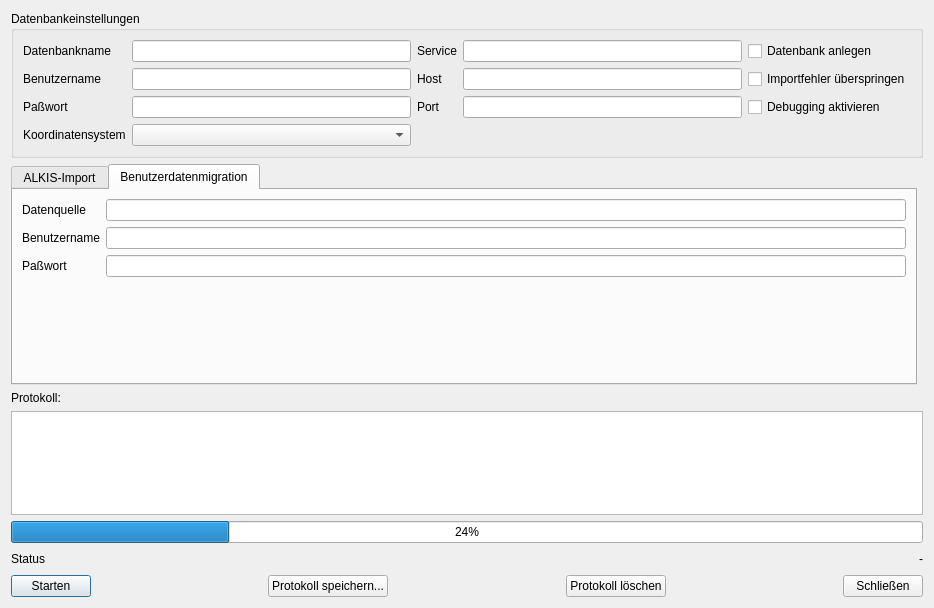
First picture: the form in alkisImportDlg.ui, repository norBIT/alkisimport, before the edit.
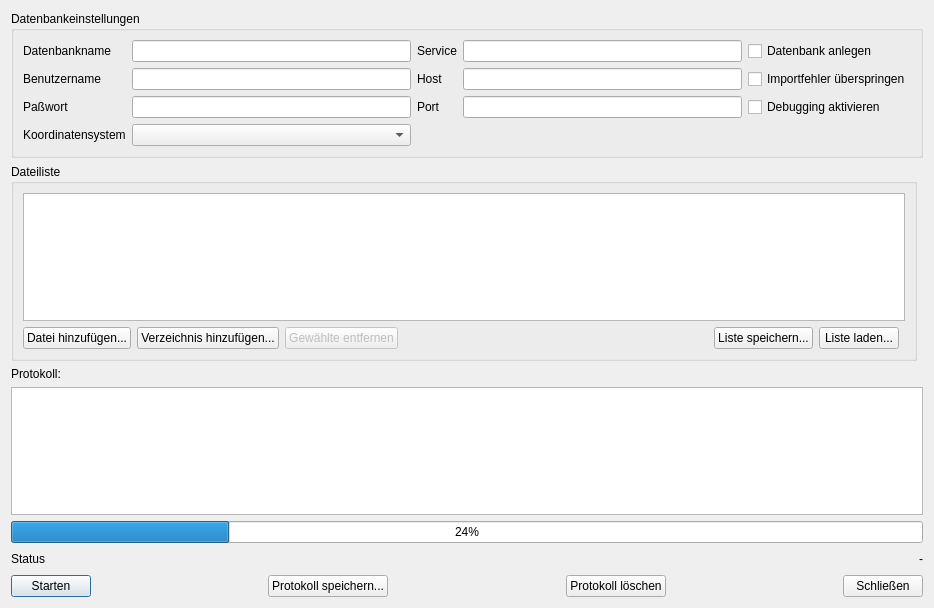
Second picture: the form after the edit. The open tabs and pages were chosen to show the change.

```diff
--- a/alkisImportDlg.ui
+++ b/alkisImportDlg.ui
@@ -14,14 +14,14 @@
    <string>ALKIS-Import</string>
   </property>
   <layout class="QGridLayout" name="gridLayout">
-   <item row="11" column="0">
+   <item row="10" column="0">
     <widget class="QLabel" name="label_4">
      <property name="text">
       <string>Protokoll:</string>
      </property>
     </widget>
    </item>
-   <item row="12" column="0" colspan="2">
+   <item row="11" column="0" colspan="2">
     <widget class="QListWidget" name="lwProtocol"/>
    </item>
    <item row="13" column="0" colspan="2">
@@ -280,16 +280,6 @@
     </widget>
    </item>
    <item row="1" column="0">
-    <widget class="QTabWidget" name="tabWidget">
-     <property name="currentIndex">
-      <number>0</number>
-     </property>
-     <widget class="QWidget" name="tab_3">
-      <attribute name="title">
-       <string>ALKIS-Import</string>
-      </attribute>
-      <layout class="QVBoxLayout" name="verticalLayout">
-       <item>
         <widget class="QGroupBox" name="groupBox_2">
          <property name="title">
           <string>Dateiliste</string>
@@ -362,77 +352,6 @@
        </item>
       </layout>
      </widget>
-     <widget class="QWidget" name="tab_4">
-      <attribute name="title">
-       <string>Benutzerdatenmigration</string>
-      </attribute>
-      <layout class="QGridLayout" name="gridLayout_5">
-       <item row="1" column="1">
-        <widget class="QLineEdit" name="albUID">
-         <property name="text">
-          <string/>
-         </property>
-        </widget>
-       </item>
-       <item row="0" column="0">
-        <widget class="QLabel" name="label_15">
-         <property name="text">
-          <string>Datenquelle</string>
-         </property>
-         <property name="buddy">
-          <cstring>albDSN</cstring>
-         </property>
-        </widget>
-       </item>
-       <item row="0" column="1">
-        <widget class="QLineEdit" name="albDSN"/>
-       </item>
-       <item row="1" column="0">
-        <widget class="QLabel" name="label_14">
-         <property name="text">
-          <string>Benutzername</string>
-         </property>
-         <property name="buddy">
-          <cstring>leUID</cstring>
-         </property>
-        </widget>
-       </item>
-       <item row="2" column="0">
-        <widget class="QLabel" name="label_16">
-         <property name="text">
-          <string>Paßwort</string>
-         </property>
-        </widget>
-       </item>
-       <item row="2" column="1">
-        <widget class="QLineEdit" name="albPWD">
-         <property name="text">
-          <string/>
-         </property>
-         <property name="echoMode">
-          <enum>QLineEdit::Password</enum>
-         </property>
-        </widget>
-       </item>
-       <item row="3" column="1">
-        <spacer name="verticalSpacer">
-         <property name="orientation">
-          <enum>Qt::Vertical</enum>
-         </property>
-         <property name="sizeHint" stdset="0">
-          <size>
-           <width>20</width>
-           <height>40</height>
-          </size>
-         </property>
-        </spacer>
-       </item>
-      </layout>
-     </widget>
-    </widget>
-   </item>
-  </layout>
- </widget>
  <tabstops>
   <tabstop>leDBNAME</tabstop>
   <tabstop>leUID</tabstop>
```
Left out of the diff: 10 changed lines with no effect on the pictures. Lines whose indentation alone changed are shown as unchanged.
